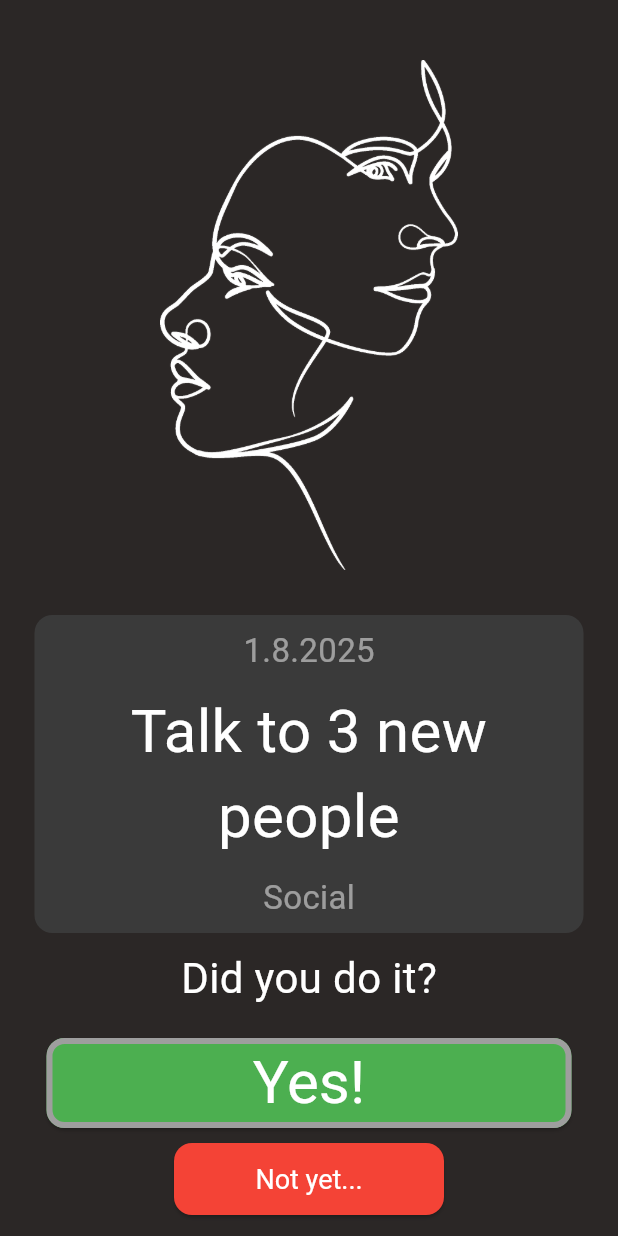
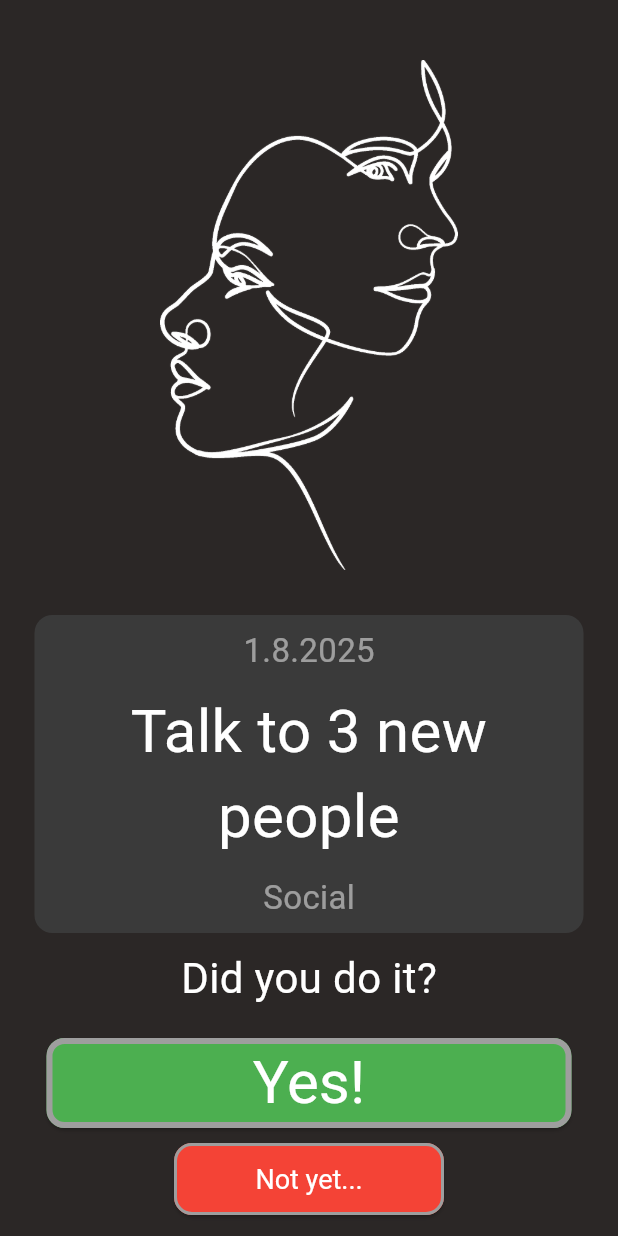
Before and after one commit to temevh/betterbrain, a Flutter app: the screen it shows after launch, on a phone screen of 412 x 824 dp. Run offline on Flutter 3.47's test engine with Material 3 defaults, Android fonts, the phone set to English and light mode, and no system bars.

Commit message:
main screen elements in place

```diff
--- a/lib/buttons/failure_btn.dart
+++ b/lib/buttons/failure_btn.dart
@@ -16,6 +16,7 @@ class FailureBtn extends StatelessWidget {
           textStyle: TextStyle(fontSize: 18),
           shape: RoundedRectangleBorder(
             borderRadius: BorderRadius.circular(12),
+            side: const BorderSide(color: Colors.grey, width: 2),
           ),
         ),
         child: Text("Not yet..."),
```
